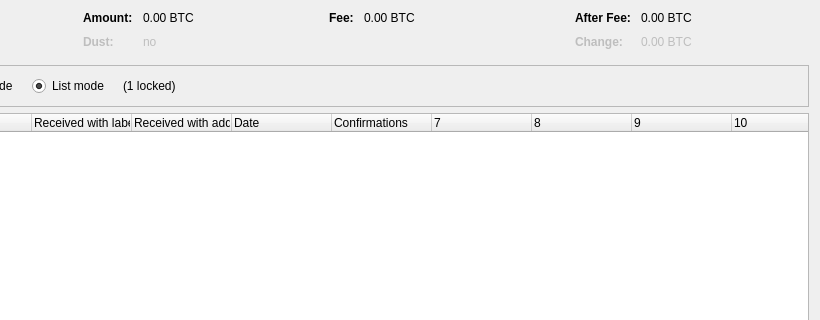
NicolasChoukroun/Kryptofranc, file kryptofranccore/src/qt/forms/coincontroldialog.ui: the form before one commit; both pictures show x 180 to 1000 and y 0 to 320 of the 1000 by 500 pixel window.
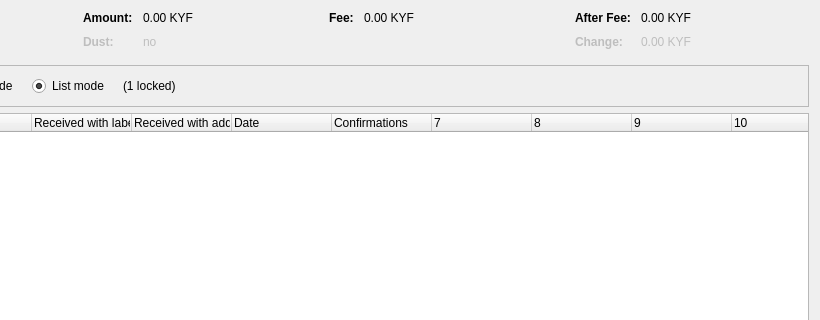
The form after the commit. Custom widgets are drawn as their Qt base class.

Patch:
```diff
--- a/kryptofranccore/src/qt/forms/coincontroldialog.ui
+++ b/kryptofranccore/src/qt/forms/coincontroldialog.ui
@@ -132,7 +132,7 @@
           <enum>Qt::ActionsContextMenu</enum>
          </property>
          <property name="text">
-          <string notr="true">0.00 BTC</string>
+          <string notr="true">0.00 KYF</string>
          </property>
          <property name="textInteractionFlags">
           <set>Qt::LinksAccessibleByMouse|Qt::TextSelectableByKeyboard|Qt::TextSelectableByMouse</set>
@@ -212,7 +212,7 @@
           <enum>Qt::ActionsContextMenu</enum>
          </property>
          <property name="text">
-          <string notr="true">0.00 BTC</string>
+          <string notr="true">0.00 KYF</string>
          </property>
          <property name="textInteractionFlags">
           <set>Qt::LinksAccessibleByMouse|Qt::TextSelectableByKeyboard|Qt::TextSelectableByMouse</set>
@@ -257,7 +257,7 @@
           <enum>Qt::ActionsContextMenu</enum>
          </property>
          <property name="text">
-          <string notr="true">0.00 BTC</string>
+          <string notr="true">0.00 KYF</string>
          </property>
          <property name="textInteractionFlags">
           <set>Qt::LinksAccessibleByMouse|Qt::TextSelectableByKeyboard|Qt::TextSelectableByMouse</set>
@@ -292,7 +292,7 @@
           <enum>Qt::ActionsContextMenu</enum>
          </property>
          <property name="text">
-          <string notr="true">0.00 BTC</string>
+          <string notr="true">0.00 KYF</string>
          </property>
          <property name="textInteractionFlags">
           <set>Qt::LinksAccessibleByMouse|Qt::TextSelectableByKeyboard|Qt::TextSelectableByMouse</set>
```
